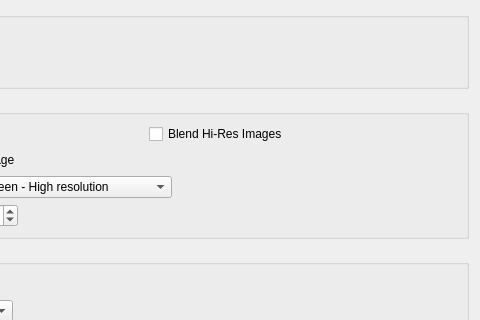
First picture: the form in qt/src/DisplayPanel.ui, repository shanytc/snes9x, before the edit; both pictures show x 189 to 669 and y 313 to 633 of the 669 by 740 pixel window.
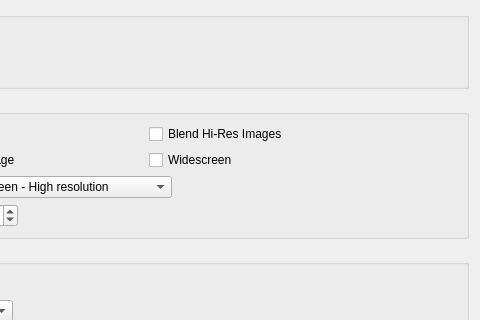
Second picture: the form after the edit.

Commit message: Widescreen, and the ROM hacks built for it

```diff
--- a/qt/src/DisplayPanel.ui
+++ b/qt/src/DisplayPanel.ui
@@ -400,6 +400,19 @@
           </property>
          </widget>
         </item>
+        <item row="1" column="1">
+         <widget class="QCheckBox" name="checkBox_widescreen">
+          <property name="toolTip">
+           <string>Draw the columns either side of the SNES's own 256, for a 16:9 picture.</string>
+          </property>
+          <property name="whatsThis">
+           <string>&lt;html&gt;&lt;head/&gt;&lt;body&gt;&lt;p&gt;The SNES scanned out 256 columns, but its backgrounds, Mode 7 matrix and sprites all carry on past them. Widescreen draws what was there.&lt;/p&gt;&lt;p&gt;Games that were not made for it show artifacts at the edges, since they culled sprites and clamped scrolling at the old screen edges. Widescreen ROM hacks are made for it, and ship a .bso file that goes next to the ROM and sets all of this up for them.&lt;/p&gt;&lt;/body&gt;&lt;/html&gt;</string>
+          </property>
+          <property name="text">
+           <string>Widescreen</string>
+          </property>
+         </widget>
+        </item>
        </layout>
       </item>
       <item>
```
The commit also changes 27 other files.
